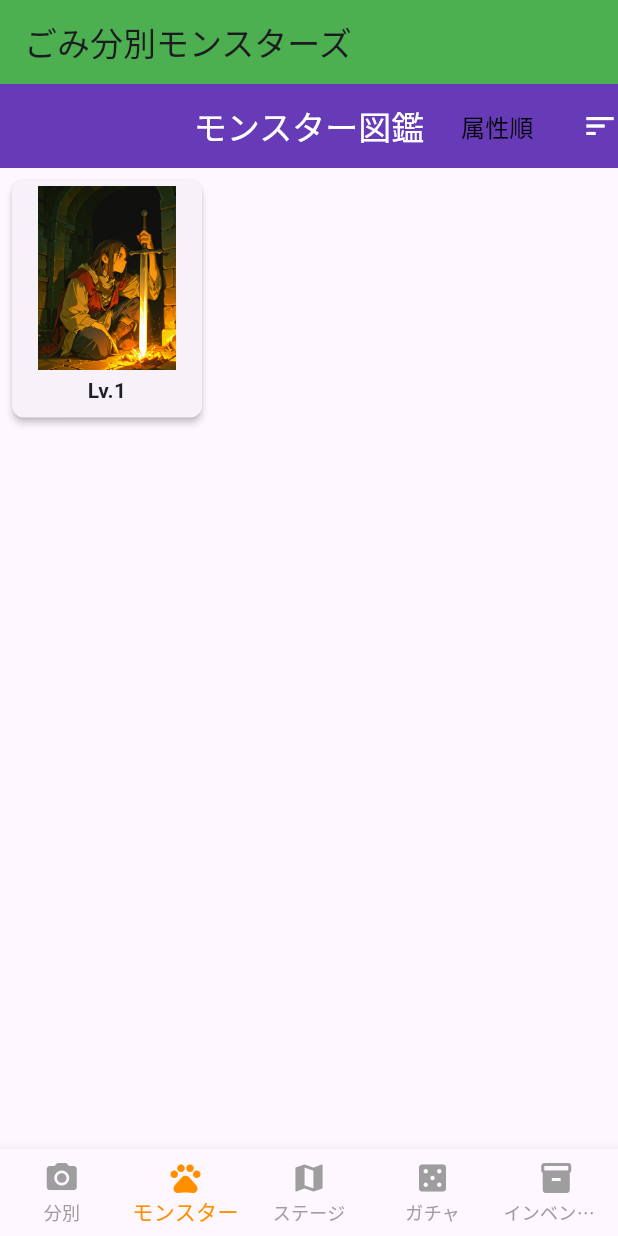
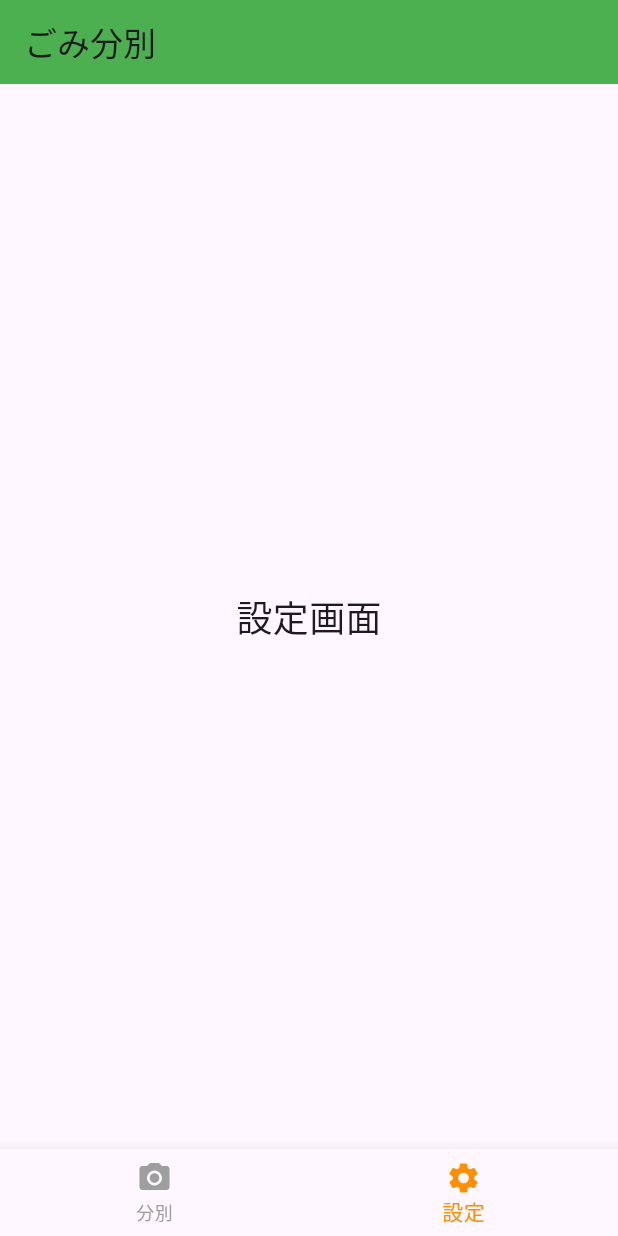
Before and after one commit to kainskains/garbage_app2, a Flutter app: the screen it shows after launch, item 2 of the bottom bar chosen, on a phone screen of 412 x 824 dp. Run offline on Flutter 3.47's test engine with Material 3 defaults, Android fonts, the phone set to English and light mode, and no system bars; our stand-ins replace image_picker, shared_preferences; missing offline and left inert: tflite_flutter.

Commit message:
settings

```diff
--- a/lib/main.dart
+++ b/lib/main.dart
@@ -2,16 +2,13 @@
 import 'package:flutter/material.dart';
 import 'package:garbage_app/screens/main_screen.dart';
 import 'package:garbage_app/providers/user_data_provider.dart';
-import 'package:garbage_app/state/game_state.dart'; // ★GameStateのインポート★
 import 'package:provider/provider.dart';
 
 void main() {
   runApp(
-    // ★修正: MultiProviderを使用して複数のプロバイダを登録★
     MultiProvider(
       providers: [
         ChangeNotifierProvider(create: (context) => UserDataProvider()),
-        ChangeNotifierProvider(create: (context) => GameState()), // ★GameStateを登録★
       ],
       child: const MyApp(),
     ),
@@ -31,4 +28,4 @@ class MyApp extends StatelessWidget {
       home: const MainScreen(),
     );
   }
-}  //test_github
+}
--- a/lib/screens/main_screen.dart
+++ b/lib/screens/main_screen.dart
@@ -1,11 +1,8 @@
 // lib/screens/main_screen.dart
 
 import 'package:flutter/material.dart';
-import 'package:garbage_app/screens/gacha_screen.dart';
-import 'package:garbage_app/screens/stage_selection_screen.dart';
 import 'package:garbage_app/screens/trash_recognition_screen.dart';
-import 'package:garbage_app/screens/monster_list_screen.dart';
-import 'package:garbage_app/screens/inventory_screen.dart'; // ★追加: インベントリ画面をインポート★
+import 'package:garbage_app/screens/settings_screen.dart'; // ★追加: 設定画面をインポート★
 
 class MainScreen extends StatefulWidget {
   const MainScreen({super.key});
@@ -24,10 +21,7 @@ class _MainScreenState extends State<MainScreen> {
     super.initState();
     _widgetOptions = <Widget>[
       const TrashRecognitionScreen(), // インデックス0: メインの分別機能
-      const MonsterListScreen(),      // インデックス1: モンスター一覧
-      const StageSelectionScreen(),   // インデックス2: ステージ選択
-      const GachaScreen(),            // インデックス3: ガチャ
-      const InventoryScreen(),        // ★追加: インデックス4: インベントリ★
+      const SettingsScreen(),         // ★追加: インデックス1: 設定画面★
     ];
   }
 
@@ -41,9 +35,8 @@ class _MainScreenState extends State<MainScreen> {
   Widget build(BuildContext context) {
     return Scaffold(
       appBar: AppBar(
-        title: const Text('ごみ分別モンスターズ'),
+        title: const Text('ごみ分別'),
         backgroundColor: Colors.green,
-        // AppBarにアクションボタンは不要になる (BottomNavigationBarで対応するため)
       ),
       body: Center(
         child: _widgetOptions.elementAt(_selectedIndex), // 選択された画面を表示
@@ -54,28 +47,16 @@ class _MainScreenState extends State<MainScreen> {
             icon: Icon(Icons.camera_alt), // 分別機能っぽいアイコン
             label: '分別',
           ),
-          BottomNavigationBarItem(
-            icon: Icon(Icons.pets), // モンスターっぽいアイコン
-            label: 'モンスター',
-          ),
-          BottomNavigationBarItem(
-            icon: Icon(Icons.map), // ステージっぽいアイコン
-            label: 'ステージ',
-          ),
-          BottomNavigationBarItem(
-            icon: Icon(Icons.casino), // ガチャっぽいアイコン
-            label: 'ガチャ',
-          ),
-          BottomNavigationBarItem( // ★追加: インベントリタブ★
-            icon: Icon(Icons.inventory), // インベントリっぽいアイコン
-            label: 'インベントリ',
+          BottomNavigationBarItem( // ★追加: 設定タブ★
+            icon: Icon(Icons.settings), // 設定っぽいアイコン
+            label: '設定',
           ),
         ],
         currentIndex: _selectedIndex,
         selectedItemColor: Colors.amber[800],
         unselectedItemColor: Colors.grey,
         onTap: _onItemTapped,
-        type: BottomNavigationBarType.fixed, // アイテム数が多い場合はfixedが推奨
+        type: BottomNavigationBarType.fixed, // アイテム数に応じてfixedかshiftingを選択
       ),
     );
   }
--- /dev/null
+++ b/lib/screens/settings_screen.dart
@@ -0,0 +1,16 @@
+// lib/screens/settings_screen.dart
+import 'package:flutter/material.dart';
+
+class SettingsScreen extends StatelessWidget {
+  const SettingsScreen({super.key});
+
+  @override
+  Widget build(BuildContext context) {
+    return const Center(
+      child: Text(
+        '設定画面',
+        style: TextStyle(fontSize: 24),
+      ),
+    );
+  }
+}
```
Also changed, not shown: lib/screens/trash_recognition_screen.dart (+63 -59 lines).
